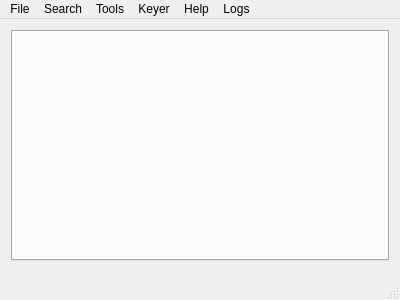
Before: the Qt Designer form mqt/MqtLogger/tlogcontainer.ui in zsteva/backup-minos2, drawn with Qt 5.
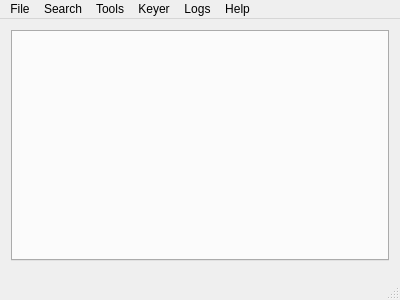
After: the same form once the commit is applied. Custom widgets are drawn as their Qt base class.

Commit message: Move the start config away from about box; add contest menus to Logs

What changed in the file:
```diff
--- a/mqt/MqtLogger/tlogcontainer.ui
+++ b/mqt/MqtLogger/tlogcontainer.ui
@@ -80,8 +80,8 @@
    <addaction name="menuSearch"/>
    <addaction name="menuTools"/>
    <addaction name="menuKeyer"/>
-   <addaction name="menuHelp"/>
    <addaction name="menuLogs"/>
+   <addaction name="menuHelp"/>
   </widget>
   <widget class="QStatusBar" name="statusBar"/>
  </widget>
```
The commit also changes 17 other files.
